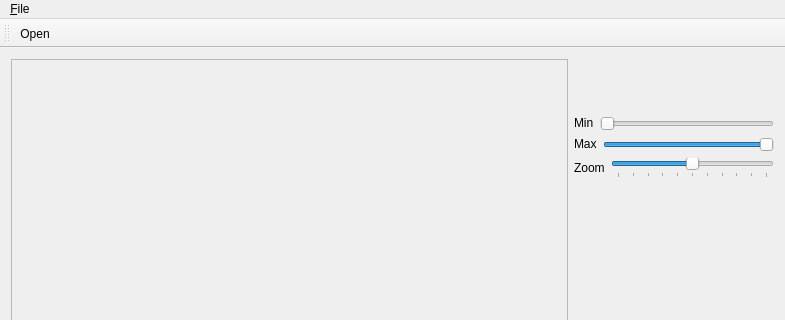
Old version of the form src/mainwindow.ui in the repository vrruiz/FITSness; both pictures show x 0 to 785 and y 0 to 320 of the 785 by 564 pixel window.
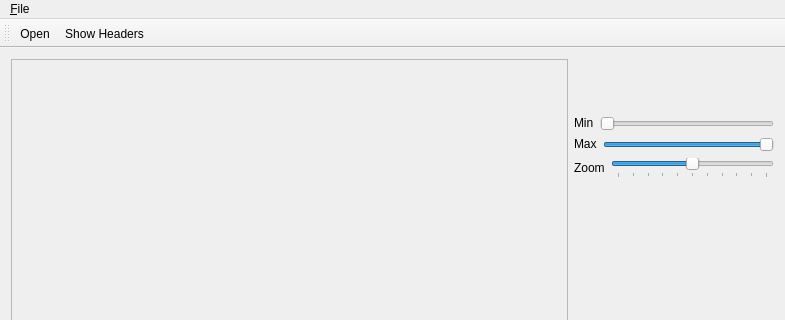
New version of the form. Icons and pictures are not drawn. Custom widgets are drawn as their Qt base class.

Commit message: Dialog to show FITS headers

Patch:
```diff
--- a/src/mainwindow.ui
+++ b/src/mainwindow.ui
@@ -334,6 +334,7 @@
     <bool>false</bool>
    </attribute>
    <addaction name="actionOpen"/>
+   <addaction name="actionActionShowHeaders"/>
   </widget>
   <widget class="QStatusBar" name="statusBar"/>
   <action name="actionOpen">
@@ -345,6 +346,15 @@
     <string>&amp;Open...</string>
    </property>
   </action>
+  <action name="actionActionShowHeaders">
+   <property name="icon">
+    <iconset resource="images.qrc">
+     <normaloff>:/new/Resources/resources/list_24x21.png</normaloff>:/new/Resources/resources/list_24x21.png</iconset>
+   </property>
+   <property name="text">
+    <string>Show Headers</string>
+   </property>
+  </action>
  </widget>
  <layoutdefault spacing="6" margin="11"/>
  <customwidgets>
```
Left out of the diff: 17 changed lines with no effect on the pictures. The commit also changes 10 other files.
